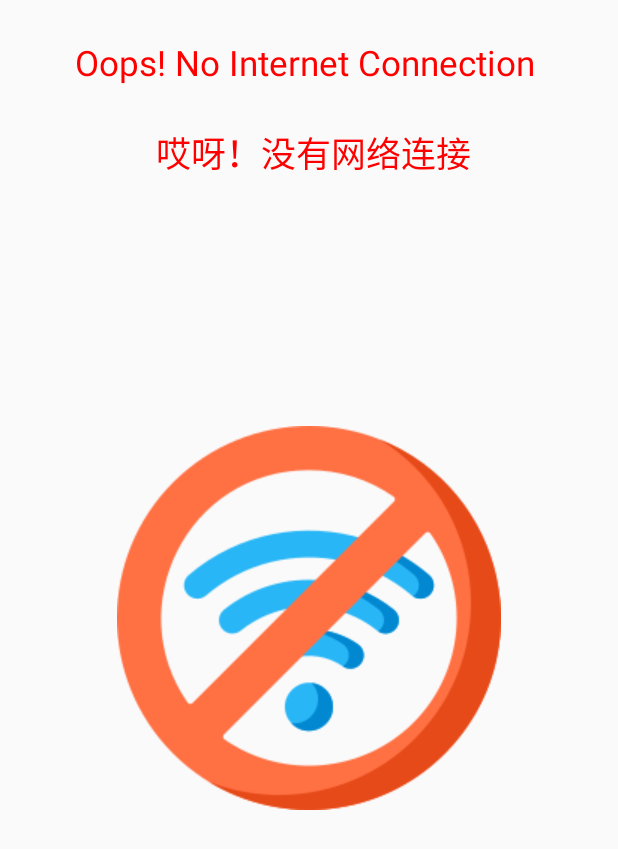
After one commit to VijayAndroidTest/claid_android_app, an Android app: the layout internet_screen.xml on its own in the app's theme, with its tools: preview values and no code run, on a phone screen of 412 x 824 dp. The commit adds this screen. Shown: the top 849 px of the screen. Run offline under Robolectric (Android 15) with nearby library versions, the phone set to English and light mode, and no system bars; network calls fail.

Commit message:
Initial commit

```diff
--- a/app/src/main/java/com/example/claid/Profile.java
+++ b/app/src/main/java/com/example/claid/Profile.java
@@ -470,7 +470,7 @@ ProgressBar progressBar;
             @Override
             public void onResponse(String response) {
                 progressBar.setVisibility(View.GONE);
-             //  Toast.makeText(Profile.this, "child"+response, Toast.LENGTH_SHORT).show();
+              Toast.makeText(Profile.this, "child"+response, Toast.LENGTH_SHORT).show();
                 try {
                     details_json2("["+response+"]");
                 } catch (JSONException e) {
@@ -513,7 +513,7 @@ ProgressBar progressBar;
                 params.put("weight", editText_weight.getText().toString());
                 params.put("height", editText_height.getText().toString());
                 params.put("sex", ""+sex);
-
+                params.put("platform", "android");
 
 
                 return params;
--- a/app/src/main/java/com/example/claid/Url.java
+++ b/app/src/main/java/com/example/claid/Url.java
@@ -15,7 +15,7 @@ public class Url {
     public static final String crear_child=COMMON+"createprofile";
     public static final String get_child_profile=COMMON+"getchildprofile";
     public static final String delete_child=COMMON+"deletechildprofile";
-    public static final String getcarousel="https://ozosmatrix.com/claid_revamp/v2/api/getcarousel";
+    public static final String getcarousel=COMMON+"getcarousel";
     public static final String demo_video=COMMON+"https://ozosmatrix.com/claid_revamp/v2/public/videos/t_video6280277492913668182.mp4";
 
 
--- /dev/null
+++ b/app/src/main/res/layout/internet_screen.xml
@@ -0,0 +1,177 @@
+<?xml version="1.0" encoding="utf-8"?>
+<android.support.constraint.ConstraintLayout xmlns:android="http://schemas.android.com/apk/res/android"
+    xmlns:app="http://schemas.android.com/apk/res-auto"
+    xmlns:tools="http://schemas.android.com/tools"
+    android:layout_width="match_parent"
+    android:layout_height="match_parent"
+    tools:context=".MainActivity">
+
+
+    <LinearLayout
+        android:layout_width="match_parent"
+        android:layout_height="match_parent"
+        android:orientation="vertical">
+
+        <TextView
+            android:id="@+id/textView20"
+            android:layout_width="match_parent"
+            android:layout_height="wrap_content"
+            android:textAlignment="center"
+            android:textColor="#FF0000"
+            android:textSize="@dimen/_18sdp"
+            android:layout_marginTop="@dimen/_20sdp"
+            android:text="Oops! No Internet Connection \n\n 哎呀！没有网络连接" />
+    </LinearLayout>
+
+    <LinearLayout
+        android:gravity="center"
+        android:layout_width="match_parent"
+        android:layout_height="match_parent"
+        android:orientation="vertical">
+
+        <ImageView
+            android:id="@+id/imageView8"
+
+            android:layout_width="match_parent"
+            android:layout_height="wrap_content"
+            android:layout_gravity="center"
+            app:srcCompat="@drawable/no_wifi" />
+    </LinearLayout>
+
+    <VideoView
+        android:visibility="gone"
+
+        android:id="@+id/videoView"
+        android:layout_width="0dp"
+        android:layout_height="0dp"
+        app:layout_constraintBottom_toBottomOf="parent"
+        app:layout_constraintHorizontal_bias="0.0"
+        app:layout_constraintLeft_toLeftOf="parent"
+        app:layout_constraintRight_toRightOf="parent"
+        app:layout_constraintTop_toTopOf="parent"
+        app:layout_constraintVertical_bias="0.0" />
+
+    <ScrollView
+        android:visibility="gone"
+        android:layout_width="match_parent"
+        android:layout_height="match_parent">
+
+
+
+        <LinearLayout
+
+            android:id="@+id/linearlayout"
+            android:layout_gravity="bottom"
+            android:layout_width="match_parent"
+            android:layout_height="match_parent"
+            android:orientation="vertical"
+
+
+            >
+
+            <ProgressBar
+
+                android:layout_gravity="center"
+                android:layout_marginBottom="@dimen/_200sdp"
+                android:id="@+id/progressBar2"
+                style="?android:attr/progressBarStyle"
+                android:layout_width="wrap_content"
+                android:layout_height="wrap_content" />
+
+            <LinearLayout
+                android:layout_marginBottom="@dimen/_1sdp"
+                android:layout_width="match_parent"
+                android:layout_height="match_parent"
+                android:orientation="vertical">
+
+                <LinearLayout
+                    android:layout_width="match_parent"
+                    android:layout_height="match_parent"
+
+                    android:orientation="horizontal">
+
+                    <EditText
+                        android:textColor="@color/colorwhite"
+                        android:id="@+id/editText_user"
+                        android:layout_width="wrap_content"
+                        android:layout_height="@dimen/_40sdp"
+                        android:layout_marginLeft="@dimen/_5sdp"
+                        android:layout_marginRight="@dimen/_5sdp"
+                        android:layout_weight="1"
+                        android:background="@drawable/flash_btn"
+                        android:hint="user name"
+                        android:text="sathish"
+                        android:textAlignment="center"
+                        android:textSize="@dimen/_8sdp" />
+
+                    <EditText
+                        android:textColor="@color/colorwhite"
+                        android:id="@+id/editText_pass"
+                        android:layout_width="wrap_content"
+                        android:layout_height="@dimen/_40sdp"
+                        android:layout_marginLeft="@dimen/_5sdp"
+                        android:layout_marginRight="@dimen/_5sdp"
+                        android:layout_weight="1"
+                        android:background="@drawable/flash_btn"
+                        android:hint="*********"
+                        android:text="sathish"
+                        android:textAlignment="center"
+                        android:textSize="@dimen/_9sdp" />
+                </LinearLayout>
+
+                <LinearLayout
+                    android:layout_width="match_parent"
+                    android:layout_height="match_parent"
+
+                    android:gravity="bottom"
+                    android:orientation="horizontal">
+
+                    <Button
+                        android:id="@+id/button3"
+                        android:layout_width="wrap_content"
+                        android:layout_height="wrap_content"
+                        android:layout_weight="1"
+                        android:background="@null"
+                        android:onClick="forgot_password"
+                        android:text="forgot password?"
+                        android:textColor="@color/colorwhite"
+                        tools:ignore="OnClick" />
+
+                    <Button
+                        android:id="@+id/button5"
+                        android:layout_width="wrap_content"
+                        android:layout_height="wrap_content"
+                        android:layout_weight="1"
+                        android:background="@null"
+                        android:onClick="create_ac"
+                        android:text="create an account"
+                        android:textColor="@color/colorwhite"
+                        tools:ignore="OnClick" />
+
+
+                </LinearLayout>
+
+                <LinearLayout
+                    android:layout_width="match_parent"
+                    android:layout_height="wrap_content"
+                    android:layout_marginBottom="@dimen/_5sdp"
+                    android:orientation="vertical">
+
+                    <Button
+                        android:id="@+id/button_go"
+                        android:layout_width="@dimen/_60sdp"
+                        android:layout_height="@dimen/_55sdp"
+                        android:layout_gravity="center"
+                        android:background="@drawable/go_btn"
+
+                        android:onClick="ok"
+                        android:text=""
+                        tools:ignore="OnClick" />
+                </LinearLayout>
+
+            </LinearLayout>
+
+        </LinearLayout>
+    </ScrollView>
+
+</android.support.constraint.ConstraintLayout>
```
Also changed, not shown: app/src/main/AndroidManifest.xml (+105 -27 lines), app/src/main/java/com/example/claid/ConnectivityReceiver.java (added, +32 -0 lines), app/src/main/java/com/example/claid/MainActivity.java (+27 -3 lines), app/src/main/java/com/example/claid/MyApplication.java (added, +25 -0 lines), app/src/main/java/com/example/claid/adapter/ConnectivityReceiver.java (added, +44 -0 lines), app/src/main/java/com/example/claid/help_slide.java (added, +13 -0 lines), app/src/main/java/com/example/claid/zoso_cam3.java (+42 -86 lines), app/src/main/res/layout/activity_help_slide.xml (added, +9 -0 lines), app/src/main/res/layout/activity_zoso_cam3.xml (+46 -9 lines), app/src/main/res/drawable/left_right.png (added), app/src/main/res/drawable/no_wifi.png (added), app/src/main/res/drawable/up.png (added), 1 other file.
